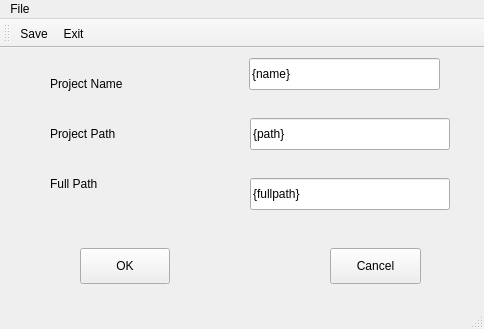
Before: the Qt Designer form tools/ui_gen/qt_to_xml/demo1.ui in zlgopen/awtk, drawn with Qt 5.
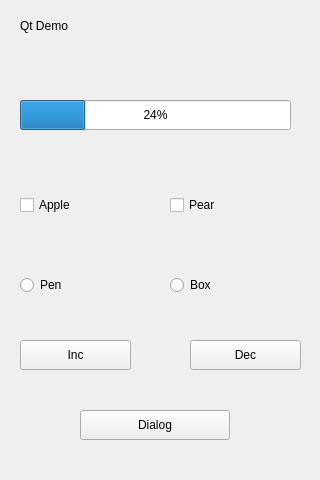
After: the same form once the commit is applied.

Commit message: improve qt_to_xml

```diff
--- a/tools/ui_gen/qt_to_xml/demo1.ui
+++ b/tools/ui_gen/qt_to_xml/demo1.ui
@@ -6,168 +6,133 @@
    <rect>
     <x>0</x>
     <y>0</y>
-    <width>484</width>
-    <height>329</height>
+    <width>320</width>
+    <height>480</height>
    </rect>
   </property>
   <property name="windowTitle">
    <string>MainWindow</string>
   </property>
   <widget class="QWidget" name="centralwidget">
-   <widget class="QLineEdit" name="lineEdit_2">
-    <property name="geometry">
-     <rect>
-      <x>250</x>
-      <y>70</y>
-      <width>200</width>
-      <height>32</height>
-     </rect>
-    </property>
-    <property name="text">
-     <string>{path}</string>
-    </property>
-   </widget>
    <widget class="QPushButton" name="pushButton">
     <property name="geometry">
      <rect>
       <x>80</x>
-      <y>200</y>
-      <width>90</width>
-      <height>36</height>
+      <y>410</y>
+      <width>150</width>
+      <height>30</height>
      </rect>
     </property>
-    <property name="styleSheet">
-     <string notr="true"/>
-    </property>
     <property name="text">
-     <string>OK</string>
-    </property>
-   </widget>
-   <widget class="QLineEdit" name="lineEdit_4">
-    <property name="geometry">
-     <rect>
-      <x>249</x>
-      <y>10</y>
-      <width>191</width>
-      <height>32</height>
-     </rect>
-    </property>
-    <property name="text">
-     <string>{name}</string>
-    </property>
-   </widget>
-   <widget class="QLabel" name="label_path">
-    <property name="geometry">
-     <rect>
-      <x>50</x>
-      <y>70</y>
-      <width>128</width>
-      <height>32</height>
-     </rect>
-    </property>
-    <property name="text">
-     <string>Project Path</string>
-    </property>
-   </widget>
-   <widget class="QLineEdit" name="lineEdit_3">
-    <property name="geometry">
-     <rect>
-      <x>250</x>
-      <y>130</y>
-      <width>200</width>
-      <height>32</height>
-     </rect>
-    </property>
-    <property name="text">
-     <string>{fullpath}</string>
+     <string>Dialog</string>
     </property>
    </widget>
    <widget class="QPushButton" name="pushButton_2">
     <property name="geometry">
      <rect>
-      <x>330</x>
-      <y>200</y>
-      <width>91</width>
-      <height>36</height>
+      <x>20</x>
+      <y>340</y>
+      <width>111</width>
+      <height>30</height>
      </rect>
     </property>
     <property name="text">
-     <string>Cancel</string>
+     <string>Inc</string>
     </property>
    </widget>
-   <widget class="QLabel" name="label_name">
+   <widget class="QPushButton" name="pushButton_3">
     <property name="geometry">
      <rect>
-      <x>50</x>
-      <y>20</y>
-      <width>128</width>
-      <height>32</height>
+      <x>190</x>
+      <y>340</y>
+      <width>111</width>
+      <height>30</height>
      </rect>
     </property>
     <property name="text">
-     <string>Project Name</string>
+     <string>Dec</string>
     </property>
    </widget>
-   <widget class="QLabel" name="label_fullpath">
+   <widget class="QRadioButton" name="radioButton">
     <property name="geometry">
      <rect>
-      <x>50</x>
-      <y>120</y>
-      <width>128</width>
-      <height>32</height>
+      <x>20</x>
+      <y>270</y>
+      <width>121</width>
+      <height>30</height>
      </rect>
     </property>
     <property name="text">
-     <string>Full Path</string>
+     <string>Pen</string>
     </property>
    </widget>
-  </widget>
-  <widget class="QMenuBar" name="menubar">
-   <property name="geometry">
-    <rect>
-     <x>0</x>
-     <y>0</y>
-     <width>484</width>
-     <height>28</height>
-    </rect>
-   </property>
-   <widget class="QMenu" name="menuFile">
-    <property name="title">
-     <string>File</string>
+   <widget class="QRadioButton" name="radioButton_2">
+    <property name="geometry">
+     <rect>
+      <x>170</x>
+      <y>270</y>
+      <width>121</width>
+      <height>30</height>
+     </rect>
     </property>
-    <addaction name="separator"/>
-    <addaction name="actionSave"/>
-    <addaction name="actionExit"/>
+    <property name="text">
+     <string>Box</string>
+    </property>
    </widget>
-   <addaction name="menuFile"/>
+   <widget class="QCheckBox" name="checkBox">
+    <property name="geometry">
+     <rect>
+      <x>20</x>
+      <y>190</y>
+      <width>111</width>
+      <height>30</height>
+     </rect>
+    </property>
+    <property name="text">
+     <string>Apple</string>
+    </property>
+   </widget>
+   <widget class="QCheckBox" name="checkBox_2">
+    <property name="geometry">
+     <rect>
+      <x>170</x>
+      <y>190</y>
+      <width>111</width>
+      <height>30</height>
+     </rect>
+    </property>
+    <property name="text">
+     <string>Pear</string>
+    </property>
+   </widget>
+   <widget class="QLabel" name="label">
+    <property name="geometry">
+     <rect>
+      <x>20</x>
+      <y>10</y>
+      <width>291</width>
+      <height>31</height>
+     </rect>
+    </property>
+    <property name="text">
+     <string>Qt Demo</string>
+    </property>
+   </widget>
+   <widget class="QProgressBar" name="progressBar">
+    <property name="geometry">
+     <rect>
+      <x>20</x>
+      <y>100</y>
+      <width>271</width>
+      <height>30</height>
+     </rect>
+    </property>
+    <property name="value">
+     <number>24</number>
+    </property>
+   </widget>
   </widget>
-  <widget class="QStatusBar" name="statusbar">
-  </widget>
-  <widget class="QToolBar" name="toolBar">
-   <property name="windowTitle">
-    <string>toolBar</string>
-   </property>
-   <attribute name="toolBarArea">
-    <enum>TopToolBarArea</enum>
-   </attribute>
-   <attribute name="toolBarBreak">
-    <bool>false</bool>
-   </attribute>
-   <addaction name="actionSave"/>
-   <addaction name="actionExit"/>
-  </widget>
-  <action name="actionSave">
-   <property name="text">
-    <string>Save</string>
-   </property>
-  </action>
-  <action name="actionExit">
-   <property name="text">
-    <string>Exit</string>
-   </property>
-  </action>
  </widget>
- <layoutdefault spacing="6" margin="11"/>
  <resources/>
  <connections/>
 </ui>
```
The commit also changes 2 other files.
